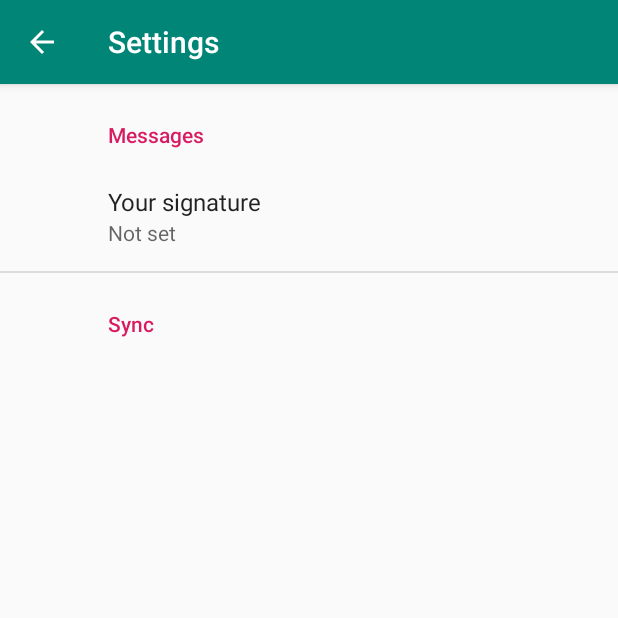
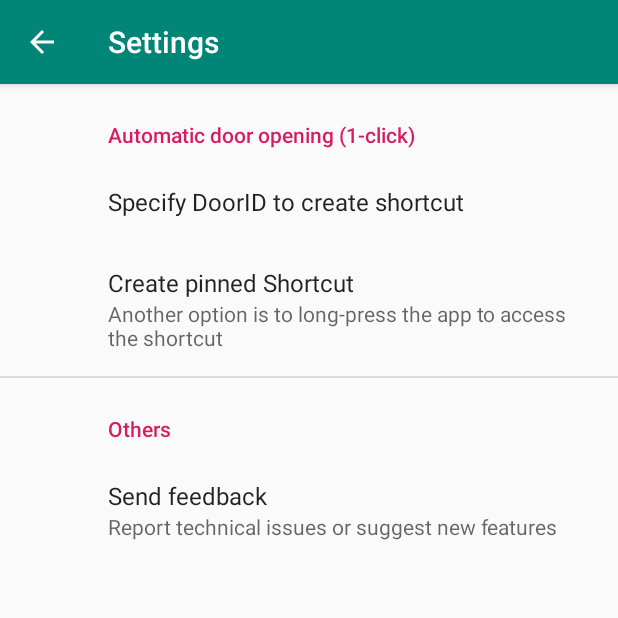
Before and after one commit to ErikLjungdahl/OpenCSB, an Android app: the SettingsFragment screen opened directly, with no data from a screen before it, on a phone screen of 412 x 824 dp, the top half of it. Run offline under Robolectric (Android 15) with nearby library versions, the light colour scheme and no system bars; our stand-ins replace androidx.preference; network calls fail.

Commit message:
I Don't really know

```diff
--- a/app/build.gradle
+++ b/app/build.gradle
@@ -37,5 +37,4 @@ dependencies {
     implementation 'com.android.volley:volley:1.1.1'
     implementation 'com.google.android.gms:play-services-auth:17.0.0'
     implementation 'com.google.android.material:material:1.0.0'
-    implementation 'androidx.preference:preference:1.0.0'
 }
--- a/app/src/main/AndroidManifest.xml
+++ b/app/src/main/AndroidManifest.xml
@@ -17,7 +17,7 @@
                 android:parentActivityName=".MainActivity">
             <meta-data
                     android:name="android.support.PARENT_ACTIVITY"
-                    android:value="com.example.opencsb.MainActivity"/>
+                    android:value=".MainActivity"/>
         </activity>
         <activity android:name=".MainActivity">
             <intent-filter>
--- a/app/src/main/java/com/example/opencsb/SettingsFragment.kt
+++ b/app/src/main/java/com/example/opencsb/SettingsFragment.kt
@@ -22,4 +22,5 @@ class SettingsFragment : PreferenceFragmentCompat() {
     override fun onCreatePreferences(savedInstanceState: Bundle?, rootKey: String?) {
         setPreferencesFromResource(R.xml.root_preferences, rootKey);
     }
+
 }
--- a/app/src/main/res/xml/root_preferences.xml
+++ b/app/src/main/res/xml/root_preferences.xml
@@ -14,22 +14,33 @@
   ~ limitations under the License.
   -->
 
-<androidx.preference.PreferenceScreen
-        xmlns:app="http://schemas.android.com/apk/res-auto">
-        android:textAppearance="
+<PreferenceScreen
+        xmlns:android="http://schemas.android.com/apk/res/android" xmlns:app="http://schemas.android.com/apk/res-auto">
 
     <PreferenceCategory
-            app:title="@string/messages_header">
-
+            android:title="Automatic door opening (1-click)">
 
         <EditTextPreference
-                app:key="signature"
-                app:title="@string/signature_title"
-                app:useSimpleSummaryProvider="true"/>
+                android:selectAllOnFocus="true"
+                android:singleLine="true"
+                android:title="Specify DoorID to create shortcut" android:key="doorID"
+                android:dialogMessage="Blåelden:\nMain Entrance: 116234" android:dialogTitle="Common DoorIDs"
+                android:id="@+id/doorID"/>
+        <Preference
+                app:key="feedback"
+                app:title="Create pinned Shortcut"
+                android:layout_width="wrap_content"
+                android:layout_height="wrap_content"
+                android:summary="Another option is to long-press the app to access the shortcut"/>
+    </PreferenceCategory>
+    <PreferenceCategory
+            android:title="Others">
 
+        <Preference
+                app:key="feedback"
+                app:title="Send feedback"
+                app:summary="Report technical issues or suggest new features" android:layout_width="wrap_content"
+                android:layout_height="wrap_content" android:id="@+id/preference"/>
     </PreferenceCategory>
 
-    <PreferenceCategory
-            app:title="@string/sync_header"/>
-
-</androidx.preference.PreferenceScreen>
+</PreferenceScreen>
```
Also changed, not shown: app/src/main/java/com/example/opencsb/MainActivity.kt (+33 -17 lines), app/src/main/java/com/example/opencsb/SettingsActivity.kt (+8 -0 lines), app/src/main/res/layout/info_automatic_open.xml (deleted, +0 -27 lines).
